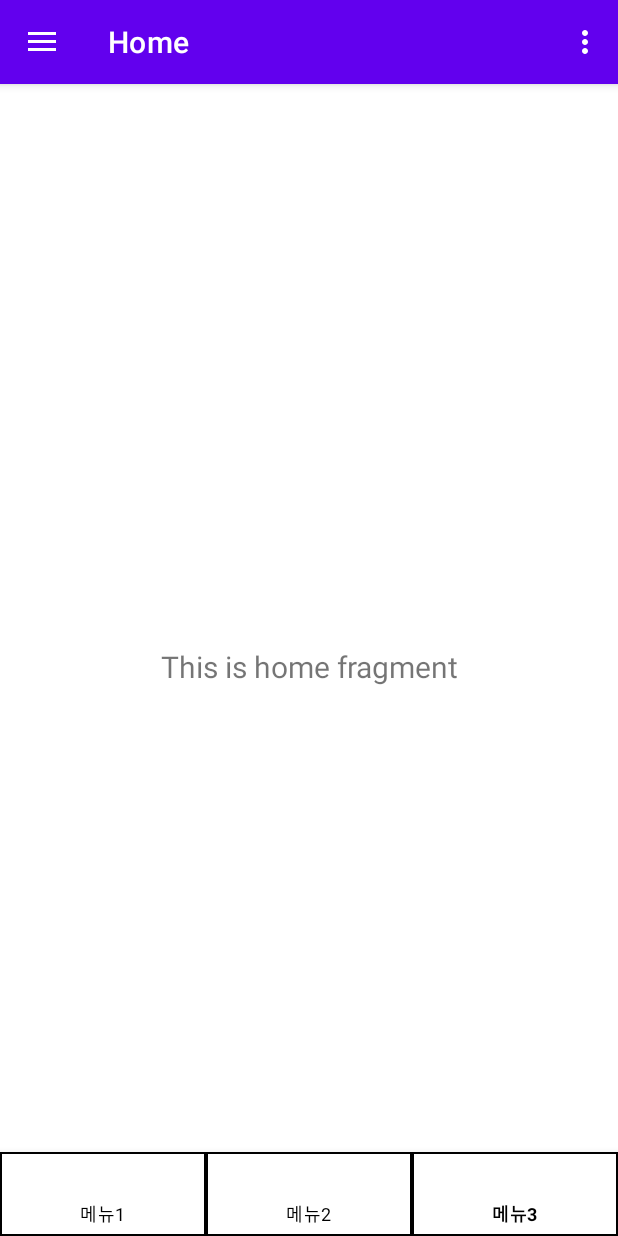
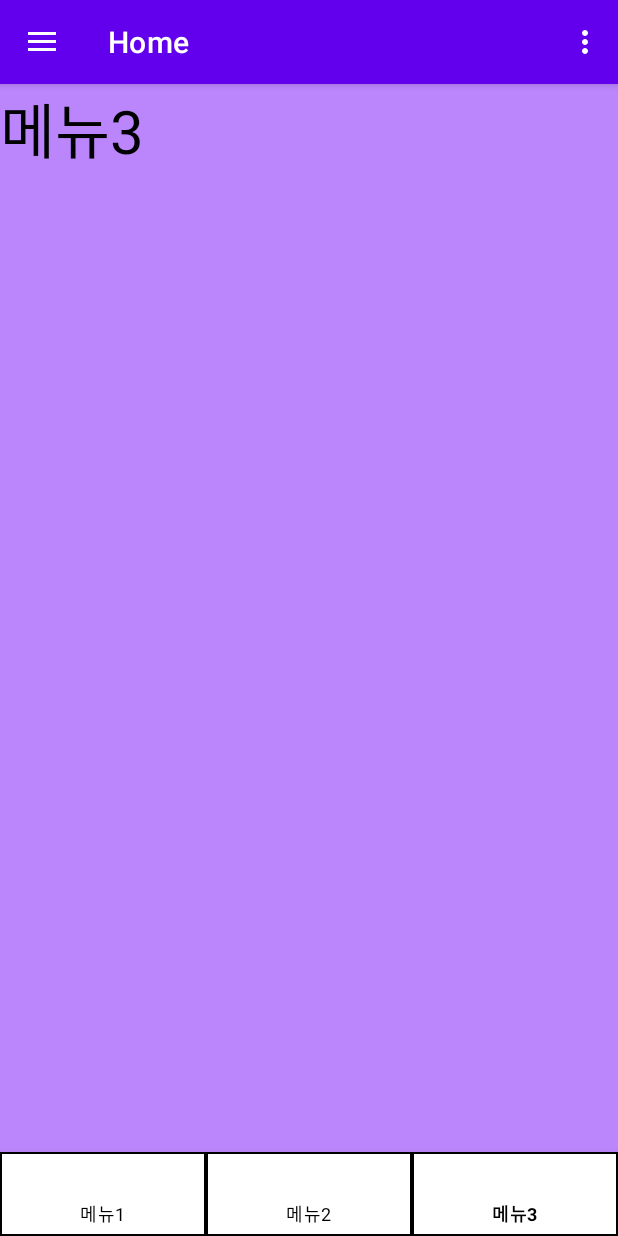
Before and after one commit to LeeJS9856/AndroidPractice, an Android app: the screen it shows after launch (MainActivity), item 3 of the bottom bar chosen, on a phone screen of 412 x 824 dp. Run offline under Robolectric (Android 15) with nearby library versions, the phone set to English and light mode, and no system bars; our stand-ins replace navigation-ui.

Commit message:
bottomNavigationView ViewPager NavigationDrawer

```diff
--- /dev/null
+++ b/app/src/main/java/org/techtown/doitmission_10/Fragment1.java
@@ -0,0 +1,68 @@
+package org.techtown.doitmission_10;
+
+import android.os.Bundle;
+import android.view.LayoutInflater;
+import android.view.View;
+import android.view.ViewGroup;
+
+import androidx.annotation.NonNull;
+import androidx.annotation.Nullable;
+import androidx.fragment.app.Fragment;
+import androidx.fragment.app.FragmentManager;
+import androidx.fragment.app.FragmentStatePagerAdapter;
+import androidx.viewpager.widget.ViewPager;
+import androidx.viewpager2.widget.ViewPager2;
+
+import java.util.ArrayList;
+
+public class Fragment1 extends Fragment {
+
+    ViewPager pager;
+
+
+    public View onCreateView(LayoutInflater inflater, ViewGroup container, Bundle savedInstanceState) {
+        View rootView = inflater.inflate(R.layout.fragment_1, container, false);
+
+        pager = (ViewPager) rootView.findViewById(R.id.pager);
+
+        pager.setOffscreenPageLimit(3);
+
+        Adapter adapter = new Adapter(getFragmentManager());
+
+        Fragment1 fragment_1 = new Fragment1();
+        adapter.addItem(fragment_1);
+
+        Fragment2 fragment_2 = new Fragment2();
+        adapter.addItem(fragment_2);
+
+        Fragment3 fragment_3 = new Fragment3();
+        adapter.addItem(fragment_3);
+
+        pager.setAdapter(adapter);
+
+
+        return rootView;
+    }
+
+    class Adapter extends FragmentStatePagerAdapter {
+        ArrayList<Fragment> items = new ArrayList<Fragment>();
+
+        public Adapter(FragmentManager fm) {
+            super(fm);
+        }
+
+        public void addItem(Fragment item) {
+            items.add(item);
+        }
+
+        public Fragment getItem(int position) {
+            return items.get(position);
+        }
+
+        public int getCount() {
+            return items.size();
+        }
+    }
+
+
+}
--- /dev/null
+++ b/app/src/main/java/org/techtown/doitmission_10/Fragment2.java
@@ -0,0 +1,14 @@
+package org.techtown.doitmission_10;
+
+import android.os.Bundle;
+import android.view.LayoutInflater;
+import android.view.View;
+import android.view.ViewGroup;
+
+import androidx.fragment.app.Fragment;
+
+public class Fragment2 extends Fragment {
+    public View onCreateView(LayoutInflater inflater, ViewGroup container, Bundle savedInstanceState) {
+        return inflater.inflate(R.layout.fragment_2, container, false);
+    }
+}
--- /dev/null
+++ b/app/src/main/java/org/techtown/doitmission_10/Fragment3.java
@@ -0,0 +1,14 @@
+package org.techtown.doitmission_10;
+
+import android.os.Bundle;
+import android.view.LayoutInflater;
+import android.view.View;
+import android.view.ViewGroup;
+
+import androidx.fragment.app.Fragment;
+
+public class Fragment3 extends Fragment {
+    public View onCreateView(LayoutInflater inflater, ViewGroup container, Bundle savedInstanceState) {
+        return inflater.inflate(R.layout.fragment_3, container, false);
+    }
+}
--- a/app/src/main/java/org/techtown/doitmission_10/MainActivity.java
+++ b/app/src/main/java/org/techtown/doitmission_10/MainActivity.java
@@ -21,6 +21,8 @@ public class MainActivity extends AppCompatActivity {
     private AppBarConfiguration mAppBarConfiguration;
     private ActivityMainBinding binding;
 
+
+
     @Override
     protected void onCreate(Bundle savedInstanceState) {
         super.onCreate(savedInstanceState);
@@ -29,13 +31,6 @@ public class MainActivity extends AppCompatActivity {
         setContentView(binding.getRoot());
 
         setSupportActionBar(binding.appBarMain.toolbar);
-        binding.appBarMain.fab.setOnClickListener(new View.OnClickListener() {
-            @Override
-            public void onClick(View view) {
-                Snackbar.make(view, "Replace with your own action", Snackbar.LENGTH_LONG)
-                        .setAction("Action", null).show();
-            }
-        });
         DrawerLayout drawer = binding.drawerLayout;
         NavigationView navigationView = binding.navView;
         // Passing each menu ID as a set of Ids because each
@@ -47,6 +42,11 @@ public class MainActivity extends AppCompatActivity {
         NavController navController = Navigation.findNavController(this, R.id.nav_host_fragment_content_main);
         NavigationUI.setupActionBarWithNavController(this, navController, mAppBarConfiguration);
         NavigationUI.setupWithNavController(navigationView, navController);
+
+
+
+
+
     }
 
     @Override
--- a/app/src/main/java/org/techtown/doitmission_10/ui/home/HomeFragment.java
+++ b/app/src/main/java/org/techtown/doitmission_10/ui/home/HomeFragment.java
@@ -2,6 +2,7 @@ package org.techtown.doitmission_10.ui.home;
 
 import android.os.Bundle;
 import android.view.LayoutInflater;
+import android.view.MenuItem;
 import android.view.View;
 import android.view.ViewGroup;
 import android.widget.TextView;
@@ -10,28 +11,60 @@ import androidx.annotation.NonNull;
 import androidx.fragment.app.Fragment;
 import androidx.lifecycle.ViewModelProvider;
 
+import com.google.android.material.bottomnavigation.BottomNavigationView;
+import com.google.android.material.tabs.TabLayout;
+
+import org.techtown.doitmission_10.Fragment1;
+import org.techtown.doitmission_10.Fragment2;
+import org.techtown.doitmission_10.Fragment3;
+import org.techtown.doitmission_10.R;
 import org.techtown.doitmission_10.databinding.FragmentHomeBinding;
 
 public class HomeFragment extends Fragment {
 
-    private FragmentHomeBinding binding;
+    Fragment1 fragment1;
+    Fragment2 fragment2;
+    Fragment3 fragment3;
 
     public View onCreateView(@NonNull LayoutInflater inflater,
                              ViewGroup container, Bundle savedInstanceState) {
-        HomeViewModel homeViewModel =
-                new ViewModelProvider(this).get(HomeViewModel.class);
+        View rootView = inflater.inflate(R.layout.fragment_home,container,false);
 
-        binding = FragmentHomeBinding.inflate(inflater, container, false);
-        View root = binding.getRoot();
+        fragment1 = new Fragment1();
+        fragment2 = new Fragment2();
+        fragment3 = new Fragment3();
 
-        final TextView textView = binding.textHome;
-        homeViewModel.getText().observe(getViewLifecycleOwner(), textView::setText);
-        return root;
+        getFragmentManager().beginTransaction().replace(R.id.container, fragment1).commit();
+
+        BottomNavigationView bottomNavigationView = (BottomNavigationView)rootView.findViewById(R.id.bottom_navigation);
+        bottomNavigationView.setOnNavigationItemSelectedListener(
+                new BottomNavigationView.OnNavigationItemSelectedListener() {
+                    public boolean onNavigationItemSelected(MenuItem item) {
+                        switch (item.getItemId()) {
+                            case R.id.tab1:
+                                getFragmentManager().beginTransaction().replace(R.id.container, fragment1).commit();
+                                return true;
+
+                            case R.id.tab2:
+                                getFragmentManager().beginTransaction().replace(R.id.container, fragment2).commit();
+                                return true;
+
+                            case R.id.tab3:
+                                getFragmentManager().beginTransaction().replace(R.id.container, fragment3).commit();
+                                return true;
+                        }
+
+                        return false;
+                    }
+                }
+        );
+
+
+        return rootView;
+
+
     }
 
-    @Override
-    public void onDestroyView() {
-        super.onDestroyView();
-        binding = null;
-    }
+
+
 }
--- a/app/src/main/res/layout/activity_main.xml
+++ b/app/src/main/res/layout/activity_main.xml
@@ -22,4 +22,5 @@
         android:fitsSystemWindows="true"
         app:headerLayout="@layout/nav_header_main"
         app:menu="@menu/activity_main_drawer" />
+
 </androidx.drawerlayout.widget.DrawerLayout>
--- a/app/src/main/res/layout/content_main.xml
+++ b/app/src/main/res/layout/content_main.xml
@@ -19,16 +19,5 @@
         app:layout_constraintTop_toTopOf="parent"
         app:navGraph="@navigation/mobile_navigation" />
 
-    <com.google.android.material.bottomnavigation.BottomNavigationView
-        android:layout_width="match_parent"
-        android:layout_height="wrap_content"
-        android:id="@+id/bottom_navigation"
-        android:layout_marginStart="0dp"
-        android:layout_marginEnd="0dp"
-        app:layout_constraintBottom_toBottomOf="parent"
-        app:layout_constraintLeft_toLeftOf="parent"
-        app:layout_constraintLeft_toRightOf="parent"
-        app:itemBackground="@drawable/menu_box"
-        app:itemTextColor="@color/black"
-        app:menu="@menu/menu_buttom"/>
+
 </androidx.constraintlayout.widget.ConstraintLayout>
--- /dev/null
+++ b/app/src/main/res/layout/fragment_3.xml
@@ -0,0 +1,17 @@
+<?xml version="1.0" encoding="utf-8"?>
+<LinearLayout xmlns:android="http://schemas.android.com/apk/res/android"
+    xmlns:tools="http://schemas.android.com/tools"
+    android:layout_width="match_parent"
+    android:layout_height="match_parent"
+    android:orientation="vertical"
+    android:background="@color/purple_200"
+    tools:context=".Fragment3" >
+
+    <TextView
+        android:id="@+id/textView2"
+        android:layout_width="match_parent"
+        android:layout_height="wrap_content"
+        android:text="메뉴3"
+        android:textSize="40sp"
+        android:textColor="@color/black"/>
+</LinearLayout>
--- a/app/src/main/res/layout/fragment_home.xml
+++ b/app/src/main/res/layout/fragment_home.xml
@@ -19,4 +19,23 @@
         app:layout_constraintEnd_toEndOf="parent"
         app:layout_constraintStart_toStartOf="parent"
         app:layout_constraintTop_toTopOf="parent" />
+
+    <FrameLayout
+        android:layout_width="match_parent"
+        android:layout_height="match_parent"
+        android:id="@+id/container"
+        app:layout_behavior="@string/appbar_scrolling_view_behavior"/>
+
+    <com.google.android.material.bottomnavigation.BottomNavigationView
+        android:layout_width="match_parent"
+        android:layout_height="wrap_content"
+        android:id="@+id/bottom_navigation"
+        android:layout_marginStart="0dp"
+        android:layout_marginEnd="0dp"
+        app:layout_constraintBottom_toBottomOf="parent"
+        app:layout_constraintLeft_toLeftOf="parent"
+        app:layout_constraintLeft_toRightOf="parent"
+        app:itemBackground="@drawable/menu_box"
+        app:itemTextColor="@color/black"
+        app:menu="@menu/menu_buttom"/>
 </androidx.constraintlayout.widget.ConstraintLayout>
--- a/app/src/main/res/values/strings.xml
+++ b/app/src/main/res/values/strings.xml
@@ -10,4 +10,6 @@
     <string name="menu_home">Home</string>
     <string name="menu_gallery">Gallery</string>
     <string name="menu_slideshow">Slideshow</string>
+    <!-- TODO: Remove or change this placeholder text -->
+    <string name="hello_blank_fragment">Hello blank fragment</string>
 </resources>
```
Also changed, not shown: app/src/main/res/layout/fragment_1.xml (added, +19 -0 lines), app/src/main/res/layout/fragment_2.xml (added, +17 -0 lines).
